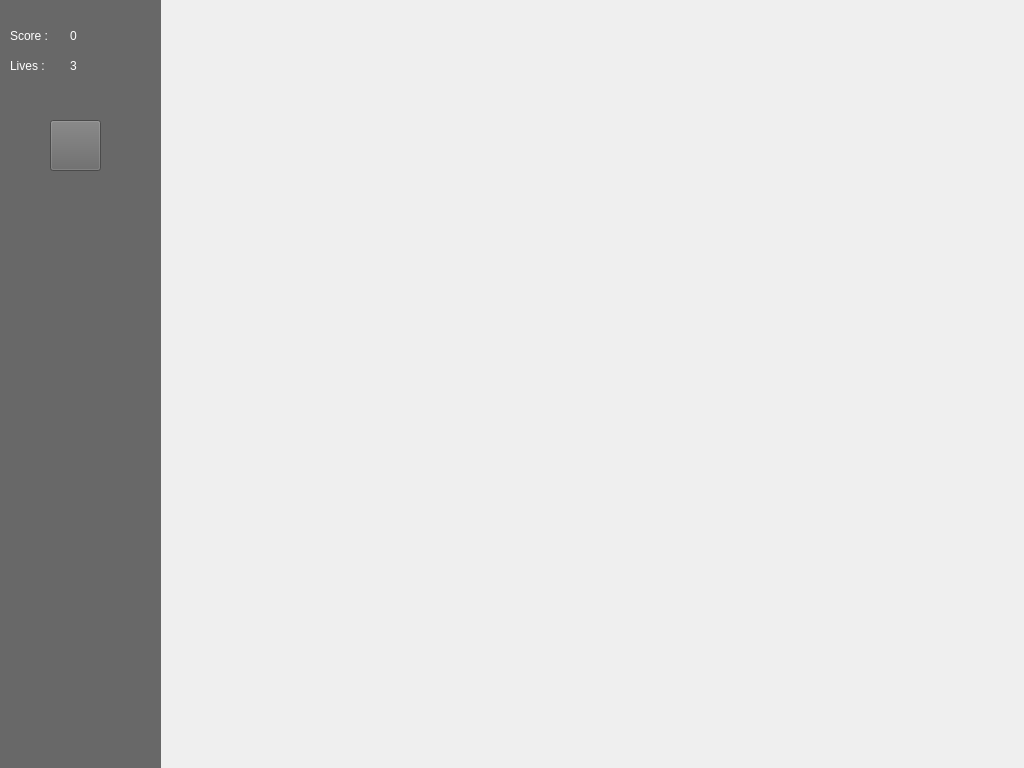
This is Dodge-it/Dodge-it/widgetgame.ui in Fulde/dodge-it as Qt 5 draws it before an edit. The edited form follows.
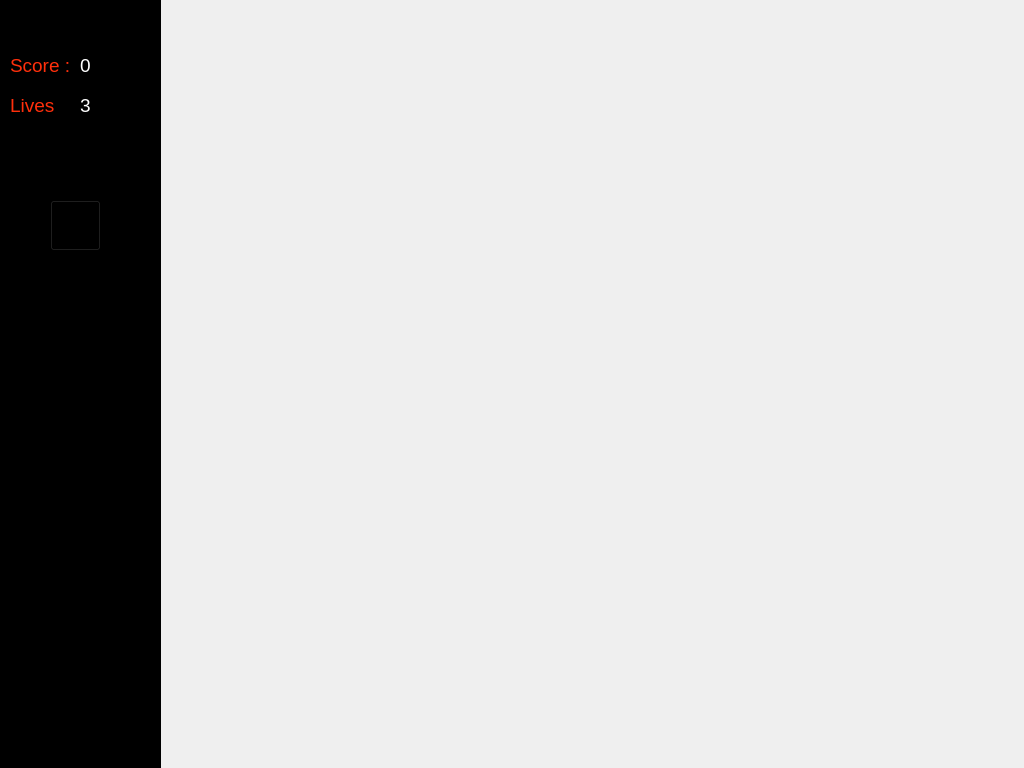
This is the edited form. Icons and pictures are not drawn.

The edit to the form file:
```diff
--- a/Dodge-it/Dodge-it/widgetgame.ui
+++ b/Dodge-it/Dodge-it/widgetgame.ui
@@ -55,17 +55,21 @@
     </rect>
    </property>
    <property name="styleSheet">
-    <string notr="true">background:#686868</string>
+    <string notr="true">background-color: rgb(0, 0, 0);</string>
    </property>
    <widget class="QLabel" name="lblScoreT">
     <property name="geometry">
      <rect>
       <x>10</x>
-      <y>20</y>
-      <width>51</width>
+      <y>50</y>
+      <width>61</width>
       <height>31</height>
      </rect>
     </property>
+    <property name="styleSheet">
+     <string notr="true">color: rgb(255, 47, 11);
+font: 14pt;</string>
+    </property>
     <property name="text">
      <string>Score :</string>
     </property>
@@ -73,12 +77,15 @@
    <widget class="QLabel" name="lblScore">
     <property name="geometry">
      <rect>
-      <x>70</x>
-      <y>20</y>
+      <x>80</x>
+      <y>50</y>
       <width>81</width>
       <height>31</height>
      </rect>
     </property>
+    <property name="styleSheet">
+     <string notr="true">font: 14pt;</string>
+    </property>
     <property name="text">
      <string>0</string>
     </property>
@@ -87,11 +94,15 @@
     <property name="geometry">
      <rect>
       <x>10</x>
-      <y>50</y>
-      <width>41</width>
+      <y>90</y>
+      <width>51</width>
       <height>31</height>
      </rect>
     </property>
+    <property name="styleSheet">
+     <string notr="true">font: 14pt;
+color: rgb(255, 47, 11)</string>
+    </property>
     <property name="text">
      <string>Lives :</string>
     </property>
@@ -99,12 +110,15 @@
    <widget class="QLabel" name="lblLives">
     <property name="geometry">
      <rect>
-      <x>70</x>
-      <y>50</y>
+      <x>80</x>
+      <y>90</y>
       <width>16</width>
       <height>31</height>
      </rect>
     </property>
+    <property name="styleSheet">
+     <string notr="true">font: 14pt;</string>
+    </property>
     <property name="text">
      <string>3</string>
     </property>
@@ -113,7 +127,7 @@
     <property name="geometry">
      <rect>
       <x>50</x>
-      <y>120</y>
+      <y>200</y>
       <width>51</width>
       <height>51</height>
      </rect>
@@ -139,7 +153,7 @@
     <property name="geometry">
      <rect>
       <x>10</x>
-      <y>86</y>
+      <y>140</y>
       <width>131</width>
       <height>21</height>
      </rect>
@@ -148,6 +162,25 @@
      <string/>
     </property>
    </widget>
+   <widget class="QLabel" name="label">
+    <property name="geometry">
+     <rect>
+      <x>0</x>
+      <y>0</y>
+      <width>161</width>
+      <height>41</height>
+     </rect>
+    </property>
+    <property name="text">
+     <string/>
+    </property>
+    <property name="pixmap">
+     <pixmap resource="images/resources.qrc">:/logooption1.png</pixmap>
+    </property>
+    <property name="scaledContents">
+     <bool>true</bool>
+    </property>
+   </widget>
   </widget>
  </widget>
  <layoutdefault spacing="6" margin="11"/>
```
